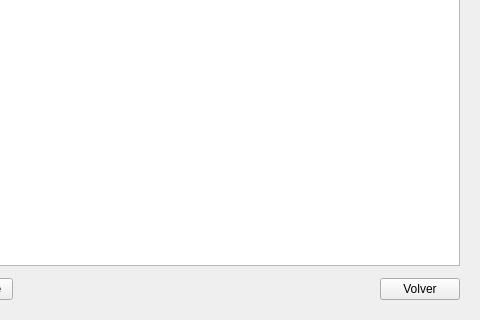
Before: the Qt Designer form vista/consumo/consumo.ui in segovia-gabriel/ProyectoFinal-PracticasII, drawn with Qt 5; both pictures show x 300 to 780 and y 180 to 500 of the 780 by 500 pixel window.
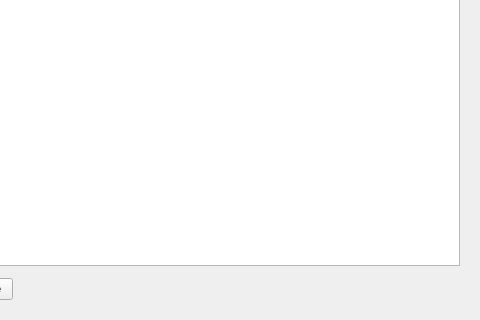
After: the same form once the commit is applied.

The edit to the form file:
```diff
--- a/vista/consumo/consumo.ui
+++ b/vista/consumo/consumo.ui
@@ -1,7 +1,7 @@
 <?xml version="1.0" encoding="UTF-8"?>
 <ui version="4.0">
  <class>VentanaConsumo</class>
- <widget class="QMainWindow" name="VentanaConsumo">
+ <widget class="QWidget" name="VentanaConsumo">
   <property name="geometry">
    <rect>
     <x>0</x>
@@ -13,7 +13,6 @@
   <property name="windowTitle">
    <string>Consumo</string>
   </property>
-  <widget class="QWidget" name="widget_central">
    <layout class="QVBoxLayout" name="layout_principal">
     <property name="spacing">
      <number>12</number>
@@ -184,17 +183,9 @@
         </property>
        </spacer>
       </item>
-      <item>
-       <widget class="QPushButton" name="pushButton_volver">
-        <property name="text">
-         <string>Volver</string>
-        </property>
-       </widget>
-      </item>
      </layout>
     </item>
    </layout>
-  </widget>
  </widget>
  <resources/>
  <connections/>
```
